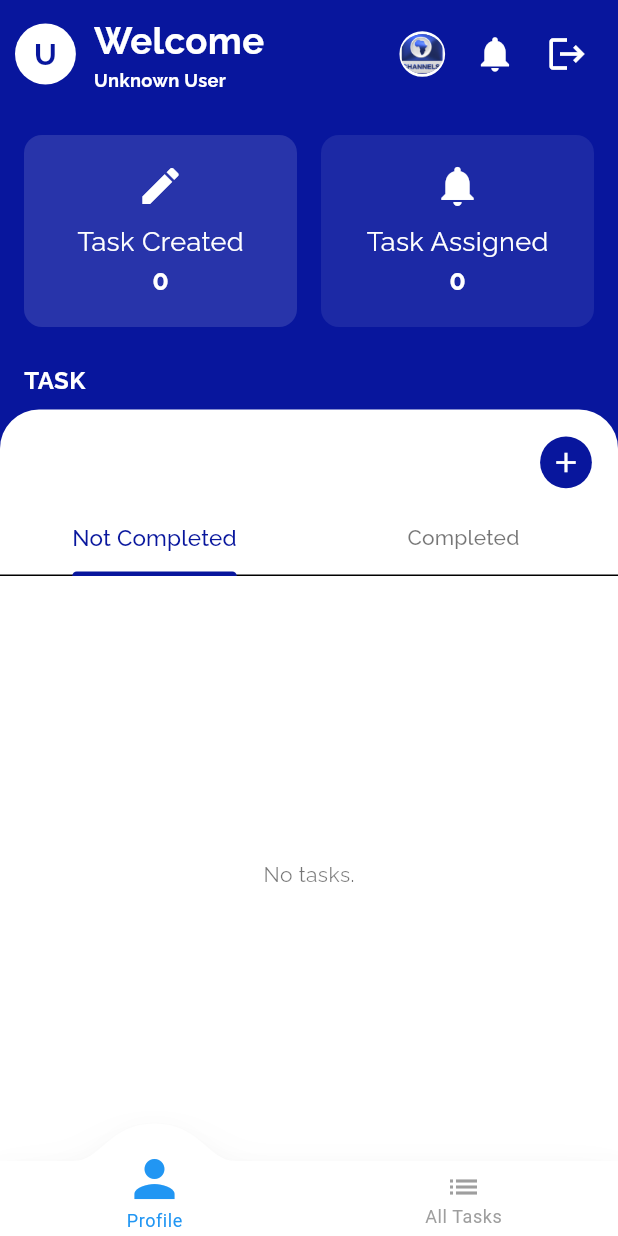
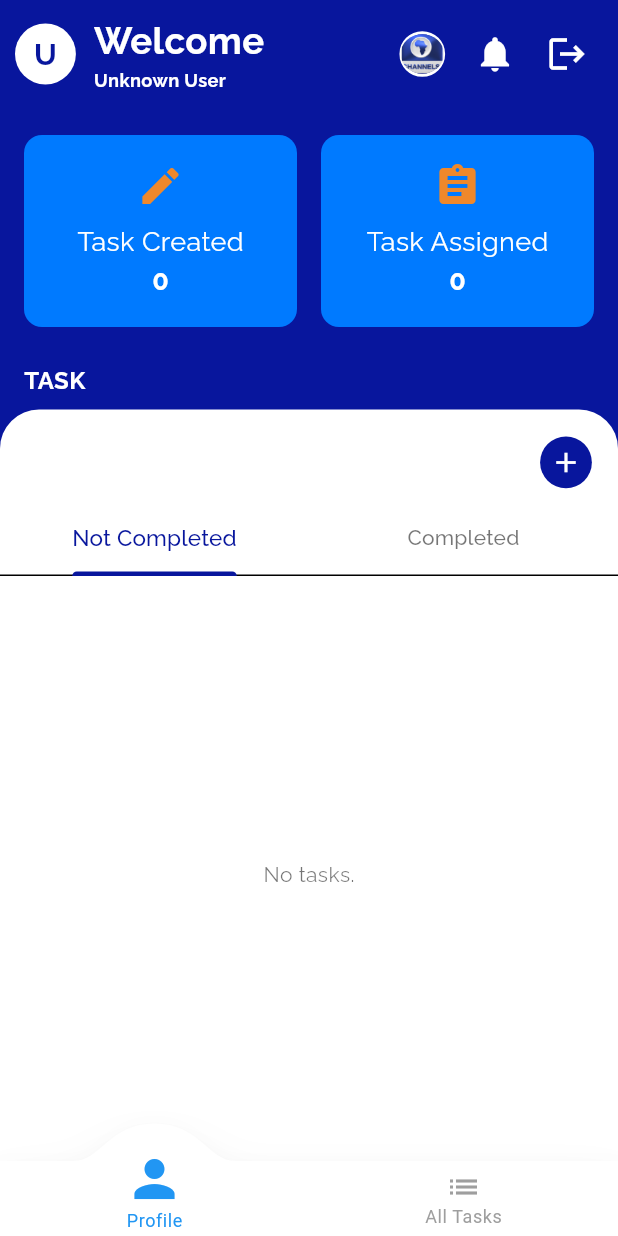
Before and after one commit to danielcyudoncy/task, a Flutter app: the HomeScreen screen opened by its route, on a phone screen of 412 x 824 dp. Run offline on Flutter 3.47's test engine with Material 3 defaults, Android fonts, the phone set to English and light mode, and no system bars; drawn by our look-alikes of convex_bottom_bar; our stand-ins replace cloud_firestore, cloud_functions, firebase_analytics, firebase_auth, firebase_core, firebase_messaging and 12 more; accounts and stored records are empty; statements that could not run were skipped.

```diff
--- a/lib/main.dart
+++ b/lib/main.dart
@@ -1,9 +1,32 @@
 // main.dart
 import 'package:flutter/material.dart';
-import 'core/bootstrap.dart';
+import 'package:task/core/bootstrap.dart';
 
 Future<void> main() async {
   WidgetsFlutterBinding.ensureInitialized();
 
-  await bootstrapApp();
+  try {
+    await bootstrapApp();
+  } catch (error, stackTrace) {
+    // Log errors to Crashlytics/Sentry or show a fallback UI
+    debugPrint('Bootstrap failed: $error\n$stackTrace');
+    runApp(FallbackApp(error: error)); // Custom error widget
+  }
 }
+class FallbackApp extends StatelessWidget {
+  final Object error;
+
+  const FallbackApp({super.key, required this.error});
+
+  @override
+  Widget build(BuildContext context) {
+    return MaterialApp(
+      home: Scaffold(
+        appBar: AppBar(title: const Text('Error')),
+        body: Center(
+          child: Text('An error occurred: $error'),
+        ),
+      ),
+    );
+  }
+}
--- a/lib/views/home_screen.dart
+++ b/lib/views/home_screen.dart
@@ -4,6 +4,7 @@ import 'package:flutter/material.dart';
 import 'package:flutter_screenutil/flutter_screenutil.dart';
 import 'package:get/get.dart';
 import 'package:intl/intl.dart';
+import 'package:task/utils/constants/app_colors.dart';
 import '../controllers/auth_controller.dart';
 import '../controllers/task_controller.dart';
 import '../controllers/notification_controller.dart';
@@ -206,7 +207,9 @@ class _HomeScreenState extends State<HomeScreen>
                             label: AppStrings.taskCreated,
                             value: taskController.totalTaskCreated.value
                                 .toString(),
-                            color: Colors.white,
+                            color: isDark
+                                ? Colors.white
+                                : AppColors.secondaryColor,
                           )),
                     ),
                     const SizedBox(width: 16),
@@ -214,20 +217,35 @@ class _HomeScreenState extends State<HomeScreen>
                       child: Obx(() => _statCard(
                             iconWidget: Stack(
                               children: [
-                                const Icon(Icons.notifications,
-                                    color: Colors.white, size: 32),
-                                if (taskController.taskAssigned.value > 0)
+                                Icon(Icons.assignment,
+                                    color: isDark
+                                        ? Colors.white
+                                        : AppColors.secondaryColor,
+                                    size: 32),
+                                if (taskController.newTaskCount.value > 0)
                                   Positioned(
                                     right: 0,
                                     top: 0,
                                     child: Container(
-                                      width: 12,
-                                      height: 12,
-                                      decoration: BoxDecoration(
+                                      padding: const EdgeInsets.all(2),
+                                      decoration: const BoxDecoration(
                                         color: Colors.red,
                                         shape: BoxShape.circle,
-                                        border: Border.all(
-                                            color: Colors.white, width: 2),
+                                      ),
+                                      constraints: BoxConstraints(
+                                        minWidth: 16.w,
+                                        minHeight: 16.h,
+                                      ),
+                                      child: Text(
+                                        taskController.newTaskCount.value > 9
+                                            ? '9+'
+                                            : '${taskController.newTaskCount.value}',
+                                        style: TextStyle(
+                                          color: Colors.white,
+                                          fontSize: 10.sp,
+                                          fontWeight: FontWeight.bold,
+                                        ),
+                                        textAlign: TextAlign.center,
                                       ),
                                     ),
                                   ),
@@ -236,7 +254,9 @@ class _HomeScreenState extends State<HomeScreen>
                             icon: Icons.assignment,
                             label: AppStrings.taskAssigned,
                             value: taskController.taskAssigned.value.toString(),
-                            color: const Color(0xFF9FA8DA),
+                            color: isDark
+                                ? const Color(0xFF9FA8DA)
+                                : AppColors.secondaryColor,
                           )),
                     ),
                   ],
@@ -389,7 +409,7 @@ class _HomeScreenState extends State<HomeScreen>
       ),
       padding: const EdgeInsets.symmetric(vertical: 18, horizontal: 10),
       decoration: BoxDecoration(
-        color: color.withOpacity(0.13),
+        color: AppColors.saveColor,
         borderRadius: BorderRadius.circular(12),
       ),
       child: Column(
--- a/lib/widgets/status_chip.dart
+++ b/lib/widgets/status_chip.dart
@@ -1,4 +1,6 @@
+// widgets/status_chip.dart
 import 'package:flutter/material.dart';
+import 'package:flutter_screenutil/flutter_screenutil.dart';
 
 class StatusChip extends StatelessWidget {
   final String status;
@@ -33,7 +35,8 @@ class StatusChip extends StatelessWidget {
           style: TextStyle(
             color: textColor,
             fontWeight: FontWeight.bold,
-            fontSize: 12 * textScale,
+            fontFamily: 'raleway',
+            fontSize: 12.sp * textScale,
           ),
         ),
         backgroundColor: chipColor,
```
Also changed, not shown: lib/controllers/task_controller.dart (+62 -16 lines), lib/core/bootstrap.dart (+41 -38 lines), lib/widgets/error_state_widget.dart (+15 -19 lines).
